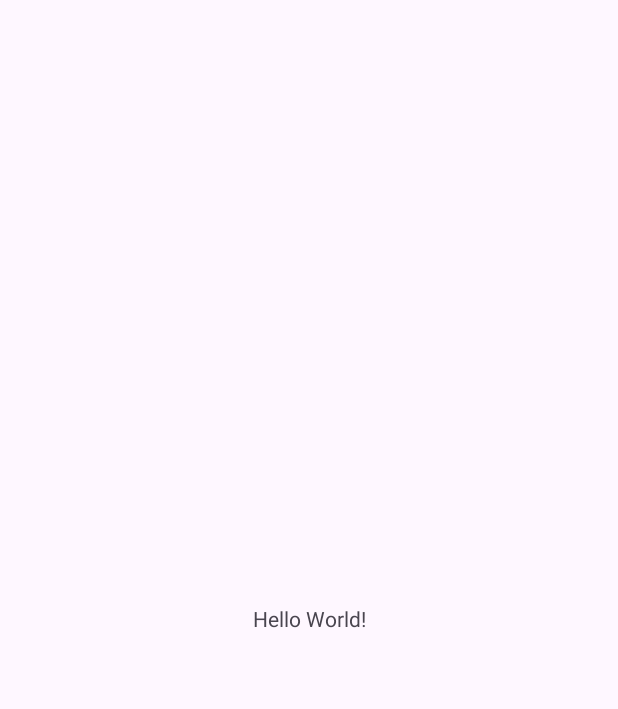
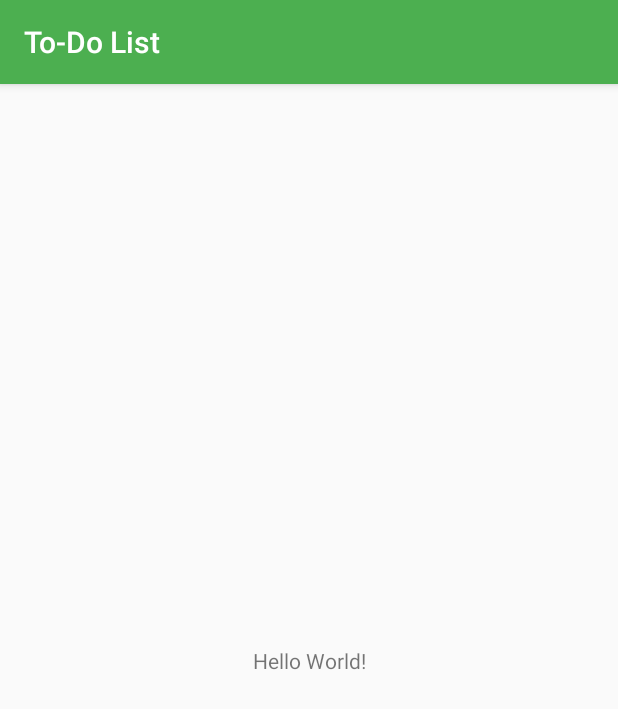
Before and after one commit to Nighthawk500/ToDoList, an Android app: the screen it shows after launch (MainActivity), on a phone screen of 412 x 824 dp. Before the commit the part shown is almost empty. Shown: the top 709 px of the screen. Run offline under Robolectric (Android 15) with nearby library versions, the phone set to English and light mode, and no system bars.

Commit message:
colors, strings, theme

```diff
--- /dev/null
+++ b/app/src/main/java/com/zybooks/to_dolist/ToDoList.java
@@ -0,0 +1,4 @@
+package com.zybooks.to_dolist;
+
+public class ToDoList {
+}
--- a/app/src/main/res/values/colors.xml
+++ b/app/src/main/res/values/colors.xml
@@ -1,5 +1,5 @@
 <?xml version="1.0" encoding="utf-8"?>
 <resources>
-    <color name="black">#FF000000</color>
-    <color name="white">#FFFFFFFF</color>
+    <color name="green_500">#4CAF50</color>
+    <color name="green_800">#2E7D31</color>
 </resources>
--- a/app/src/main/res/values/strings.xml
+++ b/app/src/main/res/values/strings.xml
@@ -1,3 +1,6 @@
 <resources>
     <string name="app_name">To-Do List</string>
+    <string name="add">Add</string>
+    <string name="enter_an_item">Enter an item</string>
+    <string name="clear">Clear</string>
 </resources>
--- a/app/src/main/res/values/themes.xml
+++ b/app/src/main/res/values/themes.xml
@@ -1,9 +1,6 @@
-<resources xmlns:tools="http://schemas.android.com/tools">
-    <!-- Base application theme. -->
-    <style name="Base.Theme.ToDoList" parent="Theme.Material3.DayNight.NoActionBar">
-        <!-- Customize your light theme here. -->
-        <!-- <item name="colorPrimary">@color/my_light_primary</item> -->
+<resources>
+    <style name="Theme.ToDoList" parent="Theme.AppCompat.Light.DarkActionBar">
+        <item name="colorPrimary">@color/green_500</item>
+        <item name="colorPrimaryDark">@color/green_800</item>
     </style>
-
-    <style name="Theme.ToDoList" parent="Base.Theme.ToDoList" />
 </resources>
```
